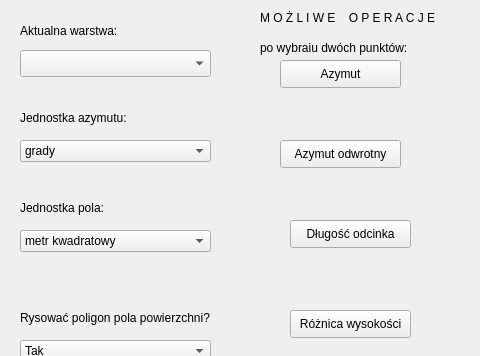
Qt form wtyczkaoa/wtyczkaoa_dialog_base.ui (ozubrzycka/projekt2_wtyczka) before a commit; both pictures show x 0 to 480 and y 0 to 356 of the 1156 by 715 pixel window.
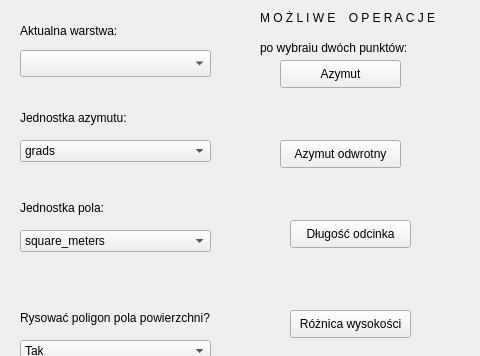
The same form after that commit. Custom widgets are drawn as their Qt base class.

Commit message: Poprawa funkcji powodującej błąd 2

Patch:
```diff
--- a/wtyczkaoa/wtyczkaoa_dialog_base.ui
+++ b/wtyczkaoa/wtyczkaoa_dialog_base.ui
@@ -37,7 +37,7 @@
    </property>
    <item>
     <property name="text">
-     <string>grady</string>
+     <string>grads</string>
     </property>
    </item>
    <item>
@@ -83,7 +83,7 @@
    </property>
    <item>
     <property name="text">
-     <string>metr kwadratowy</string>
+     <string>square_meters</string>
     </property>
    </item>
    <item>
```
Left out of the diff: 11 changed lines with no effect on the pictures.
